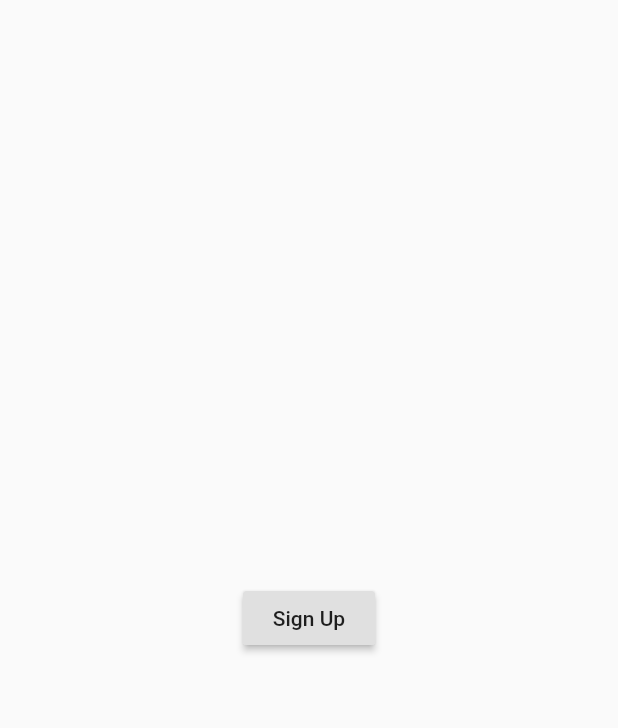
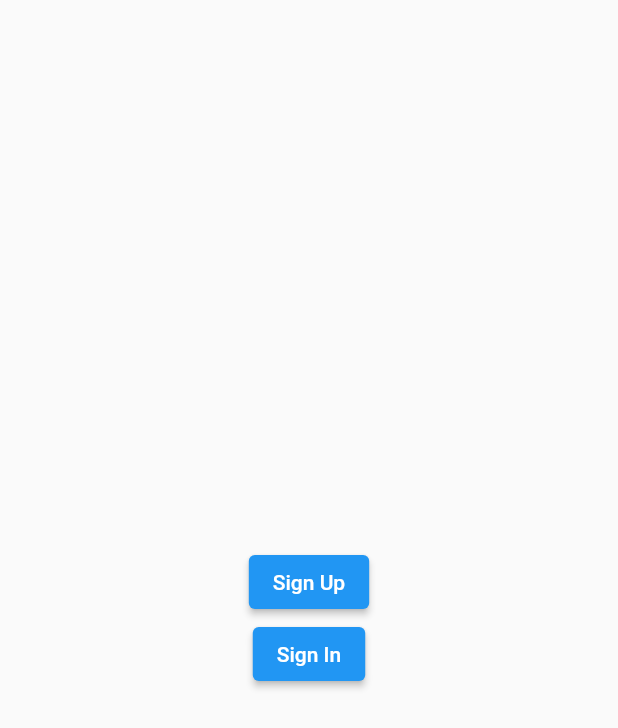
Before and after one commit to Hadirizaldi/bwa-flutix, a Flutter app: the screen it shows after launch, after a tap on "Sign Up", on a phone screen of 412 x 824 dp. Shown: the top 728 px of the screen. Run offline on Flutter 3.47's test engine with Material 2 defaults, Android fonts, the phone set to English and light mode, and no system bars; our stand-ins replace cloud_firestore, equatable, firebase_auth; accounts and stored records are empty; network calls fail.

```diff
--- a/lib/main.dart
+++ b/lib/main.dart
@@ -1,38 +1,53 @@
 import 'package:bwa_flutix/services/services.dart';
 import 'package:flutter/material.dart';
 
-void main() {
+void main () {
   runApp(MyApp());
 }
 
-class MyApp extends StatelessWidget {
+class  MyApp extends StatelessWidget {
   @override
-  Widget build (BuildContext context) {
+  Widget build(BuildContext context) {
     return MaterialApp(
       debugShowCheckedModeBanner: false,
       home: Scaffold(
         body: Center(
           child: Column(
             mainAxisAlignment: MainAxisAlignment.center,
-            children: <Widget>[
-            // ignore: deprecated_member_use
-            RaisedButton(child: Text("Sign Up"),onPressed: () async {
+          children: <Widget> [
+            ElevatedButton(child: Text("Sign Up"), onPressed: () async {
             SignInSignUpResult result = await AuthServices.signUp(
-                "abce@gmail.com",
+                "Hadirizaldi.hr@gmail.com",
                 "123",
-                "jenie",
-                ["action", "horror", "Drama"],
-                "Indonesia");
+                "Abece",
+                ["Horor","Action","Anime"],
+                "English");
 
-                if (result.user ==  null) {
+                if (result.user==null){
+                  print(result.message);
+                }
+                else {
+                  print(result.user.toString());
+                }
+            }),
+              ElevatedButton(child: Text("Sign In"), onPressed: () async {
+            SignInSignUpResult result = await AuthServices.signIn(
+                "Hadirizaldi.hr@gmail.com",
+                "123",
+                );
+
+                if (result.user==null){
                   print(result.message);
                 }
                 else {
                   print(result.user.toString());
                 }
             })
-          ],),),
+          ],
+        ),),
       ),
     );
+
+
   }
 }
--- a/lib/services/auth_services.dart
+++ b/lib/services/auth_services.dart
@@ -17,12 +17,12 @@ class AuthServices {
 
       return SignInSignUpResult(user: user);
     }catch(e){
-      return SignInSignUpResult(message: e.toString());
+      return SignInSignUpResult(message: e.toString().split(',')[1]);
     }
 
   }
 
-   Future <SignInSignUpResult> signIn(String email, String password) async {
+   static Future <SignInSignUpResult> signIn(String email, String password) async {
     try {
       UserCredential result = await  _auth.     signInWithEmailAndPassword(email: email, password: password);
 
@@ -31,7 +31,7 @@ class AuthServices {
         return SignInSignUpResult(user: user);
       }
     catch(e){
-      return SignInSignUpResult(message: e.toString());
+      return SignInSignUpResult(message: e.toString().split(',')[1]);
     }
 
   }
```
Also changed, not shown: lib/services/user_services.dart (+4 -5 lines).
